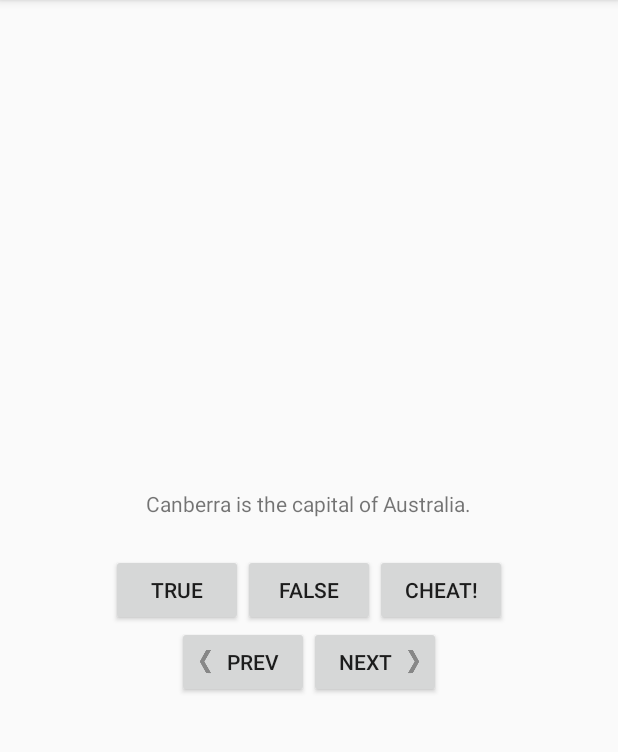
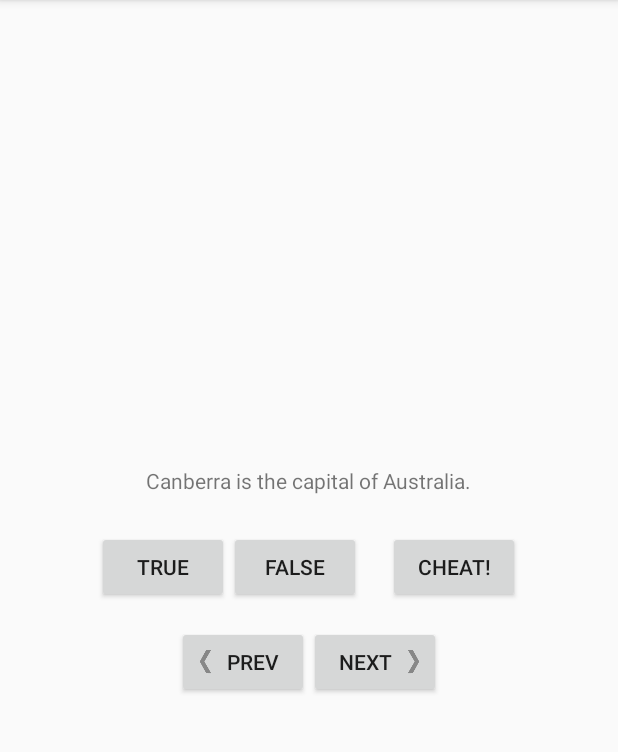
Before and after one commit to Marshall8991/GQuiz, an Android app: the screen it shows after launch (MainActivity), on a phone screen of 412 x 824 dp, the part 84-836 px from its top. Run offline under Robolectric (Android 15) with nearby library versions, the phone set to English and light mode, and no system bars.

Commit message:
XML modifying

```diff
--- a/app/src/main/res/layout/activity_main.xml
+++ b/app/src/main/res/layout/activity_main.xml
@@ -30,14 +30,14 @@
             android:layout_height="wrap_content"
             android:text="@string/false_button" />
 
-        <Button
+        <Button android:layout_marginLeft="18dp"
             android:id="@+id/cheat_button"
             android:layout_width="wrap_content"
             android:layout_height="wrap_content"
             android:text="@string/cheat_button" />
     </LinearLayout>
 
-    <LinearLayout
+    <LinearLayout android:layout_marginVertical="15dp"
         android:layout_width="wrap_content"
         android:layout_height="wrap_content"
         android:orientation="horizontal">
```
Also changed, not shown: 1 other file.
